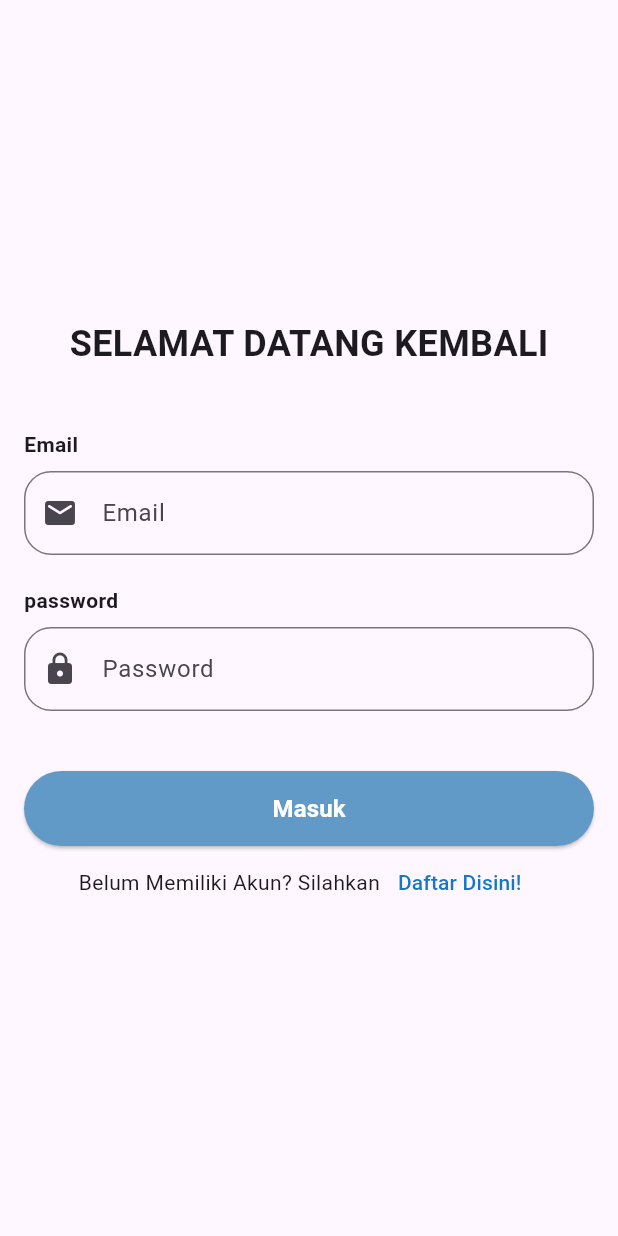
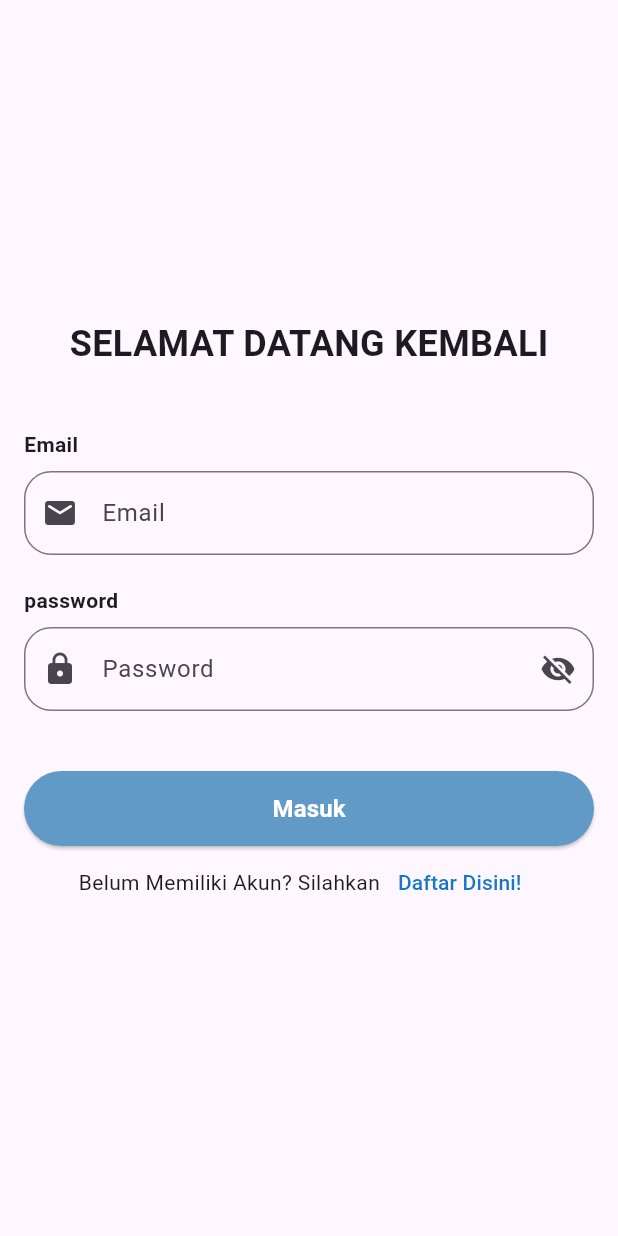
Before and after one commit to iamanggi/20220140123_UCP1Flutter, a Flutter app: the LoginPage screen opened directly, on a phone screen of 412 x 824 dp. Run offline on Flutter 3.47's test engine with Material 3 defaults, Android fonts, the phone set to English and light mode, and no system bars.

Commit message:
tambah icon pada login page

```diff
--- a/lib/login_page.dart
+++ b/lib/login_page.dart
@@ -17,6 +17,8 @@ class _LoginPageState extends State<LoginPage> {
   void initState() {
     super.initState();
   }
+
+  bool _obscurePassword = true;
 
   @override
   Widget build(BuildContext context) {
@@ -85,8 +87,18 @@ class _LoginPageState extends State<LoginPage> {
                           labelText: 'Password',
                           hintText: 'Masukkan Password',
                           prefixIcon: Icon(Icons.lock),
+                          suffixIcon: InkWell(
+                            onTap: () {
+                              setState(() {
+                                _obscurePassword = !_obscurePassword;
+                              });
+                            },
+                            child: Icon(
+                              _obscurePassword ? Icons.visibility_off : Icons.visibility,
+                            ),
+                          ),
                         ),
-                        obscureText: true,
+                        obscureText: _obscurePassword,
                         validator: (value) {
                           if (value == null || value.isEmpty) {
                             return 'Password tidak boleh kosong';
--- a/lib/main.dart
+++ b/lib/main.dart
@@ -16,7 +16,7 @@ class MyApp extends StatelessWidget {
       theme: ThemeData(
         colorScheme: ColorScheme.fromSeed(seedColor: Colors.deepPurple),
       ),
-      home: RegisterPage(),
+      home: LoginPage(),
     );
   }
 }
```
